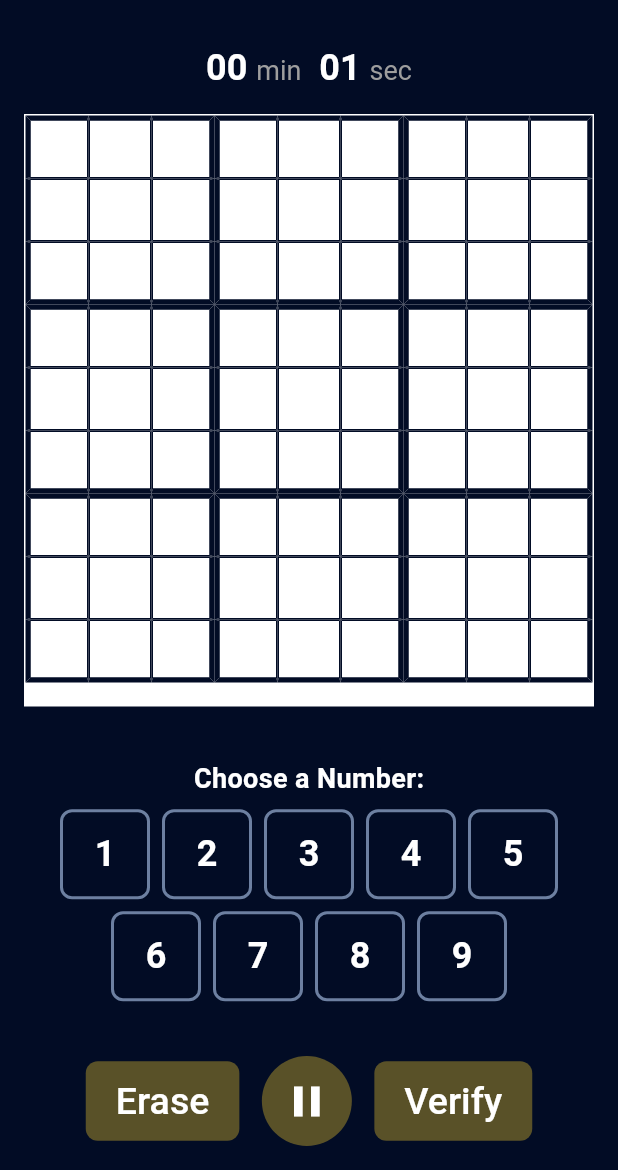
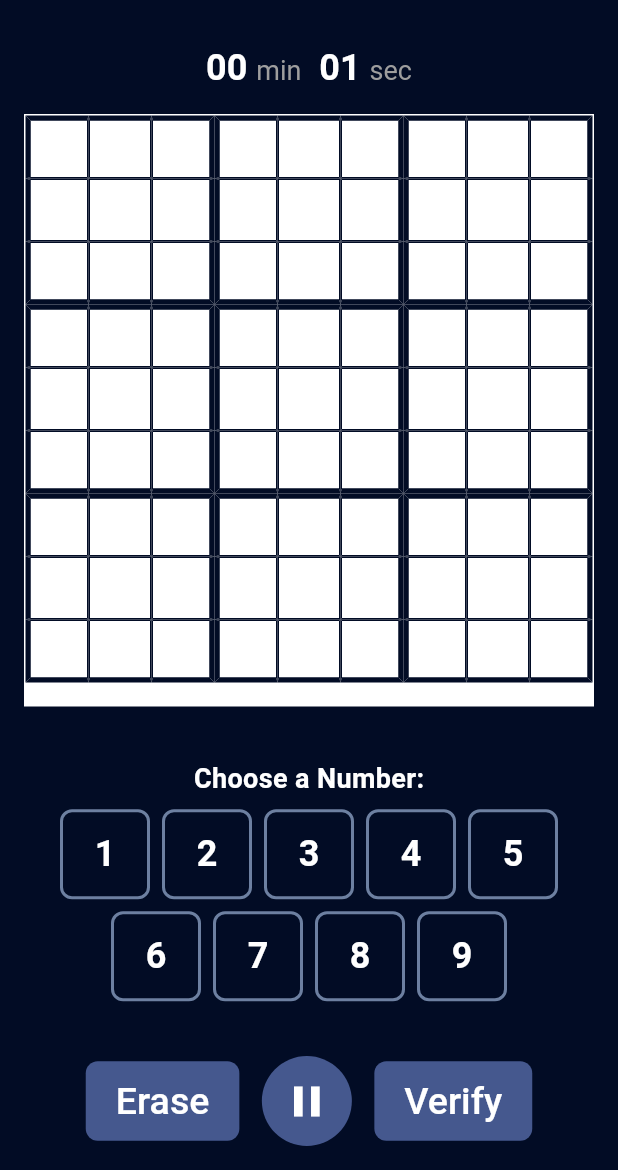
Before and after one commit to ParimSsme/sudoku, a Flutter app: the SudokuScreen screen opened by its route, on a phone screen of 412 x 824 dp, the part 66-1236 px from its top. Run offline on Flutter 3.47's test engine with Material 3 defaults, Android fonts, the phone set to English and light mode, and no system bars; our stand-ins replace confetti, flutter_svg, get.

Commit message:
fix design problems

```diff
--- a/lib/app/widgets/sudoku_grid.dart
+++ b/lib/app/widgets/sudoku_grid.dart
@@ -38,7 +38,7 @@ class SudokuGrid extends GetView<SudokuController> {
                   color: isSelected
                       ? AppColors.background
                       : isInSelectedRowOrCol
-                      ? const Color(0x806d80a1) // Highlight for row/col
+                      ? const Color(0xcc6d80a1) // Highlight for row/col
                       : Colors.white,
                   border: Border(
                     top: BorderSide(
@@ -65,12 +65,16 @@ class SudokuGrid extends GetView<SudokuController> {
                         ? ''
                         : controller.grid[row][col].toString(),
                     style: TextStyle(
-                      fontSize: 24,
+                      fontSize:  isSelected
+                          ? 28
+                          : isInSelectedRowOrCol
+                          ? 28
+                          : 20,
                       fontWeight: FontWeight.bold,
                       color: isSelected
                           ? Colors.white
                           : isInSelectedRowOrCol
-                          ? Colors.black
+                          ? AppColors.background
                           : Colors.black,
                     ),
                   ),
--- a/lib/core/theme/app_colors.dart
+++ b/lib/core/theme/app_colors.dart
@@ -24,7 +24,7 @@ class AppColors {
   static const Color success = Color(0xFF4CAF50);
 
   /// Card Colors
-  static const Color card = Color(0xFF595128);
+  static const Color card = Color(0xFF45588E);
   static const Color cardShadowColor = Color(0x408A959E);
 
   /// Text Button Colors
```
